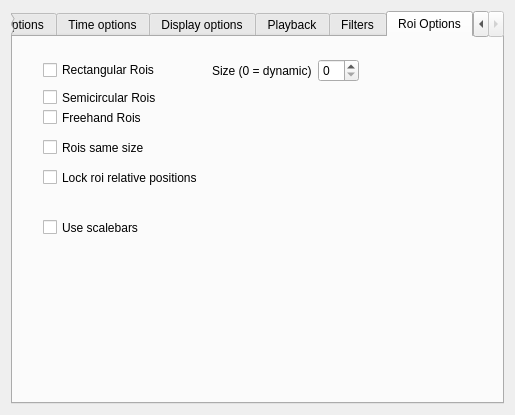
Before: the Qt Designer form ProcessOptionsGui.ui in fedeceri85/robopy2, drawn with Qt 5.
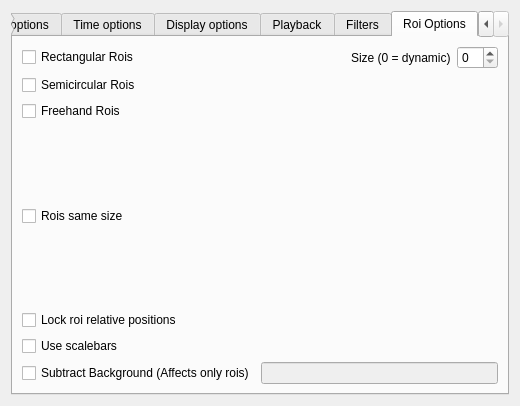
After: the same form once the commit is applied. The open tabs and pages were chosen to show the change.

Commit message: Background subtraction implemented

Patch:
```diff
--- a/ProcessOptionsGui.ui
+++ b/ProcessOptionsGui.ui
@@ -6,15 +6,15 @@
    <rect>
     <x>0</x>
     <y>0</y>
-    <width>515</width>
-    <height>415</height>
+    <width>520</width>
+    <height>406</height>
    </rect>
   </property>
   <property name="windowTitle">
    <string>Dialog</string>
   </property>
-  <layout class="QVBoxLayout" name="verticalLayout">
-   <item>
+  <layout class="QGridLayout" name="gridLayout_3">
+   <item row="0" column="0">
     <widget class="QTabWidget" name="PO_TabWidget">
      <property name="currentIndex">
       <number>0</number>
@@ -987,28 +987,8 @@
       <attribute name="title">
        <string>Roi Options</string>
       </attribute>
-      <widget class="QCheckBox" name="roiSameSizeCheckBox">
-       <property name="geometry">
-        <rect>
-         <x>30</x>
-         <y>100</y>
-         <width>153</width>
-         <height>21</height>
-        </rect>
-       </property>
-       <property name="text">
-        <string>Rois same size</string>
-       </property>
-      </widget>
-      <widget class="QWidget" name="layoutWidget">
-       <property name="geometry">
-        <rect>
-         <x>30</x>
-         <y>20</y>
-         <width>316</width>
-         <height>27</height>
-        </rect>
-       </property>
+      <layout class="QVBoxLayout" name="verticalLayout">
+       <item>
        <layout class="QHBoxLayout" name="horizontalLayout_20">
         <item>
          <widget class="QCheckBox" name="rectangularRoisCheckBox">
@@ -1048,29 +1028,9 @@
          </layout>
         </item>
        </layout>
-      </widget>
-      <widget class="QCheckBox" name="lockRoiPositionCheckBox">
-       <property name="geometry">
-        <rect>
-         <x>30</x>
-         <y>130</y>
-         <width>191</width>
-         <height>21</height>
-        </rect>
-       </property>
-       <property name="text">
-        <string>Lock roi relative positions</string>
-       </property>
-      </widget>
+       </item>
+       <item>
       <widget class="QCheckBox" name="semicircularRoisCheckBox">
-       <property name="geometry">
-        <rect>
-         <x>30</x>
-         <y>50</y>
-         <width>119</width>
-         <height>21</height>
-        </rect>
-       </property>
        <property name="text">
         <string>Semicircular Rois</string>
        </property>
@@ -1078,15 +1038,9 @@
         <string notr="true">buttonGroup</string>
        </attribute>
       </widget>
+       </item>
+       <item>
       <widget class="QCheckBox" name="freehandRoisCheckBox">
-       <property name="geometry">
-        <rect>
-         <x>30</x>
-         <y>70</y>
-         <width>119</width>
-         <height>21</height>
-        </rect>
-       </property>
        <property name="text">
         <string>Freehand Rois</string>
        </property>
@@ -1094,19 +1048,73 @@
         <string notr="true">buttonGroup</string>
        </attribute>
       </widget>
+       </item>
+       <item>
+        <spacer name="verticalSpacer_4">
+         <property name="orientation">
+          <enum>Qt::Vertical</enum>
+         </property>
+         <property name="sizeHint" stdset="0">
+          <size>
+           <width>20</width>
+           <height>66</height>
+          </size>
+         </property>
+        </spacer>
+       </item>
+       <item>
+        <widget class="QCheckBox" name="roiSameSizeCheckBox">
+         <property name="text">
+          <string>Rois same size</string>
+         </property>
+        </widget>
+       </item>
+       <item>
+        <spacer name="verticalSpacer_5">
+         <property name="orientation">
+          <enum>Qt::Vertical</enum>
+         </property>
+         <property name="sizeHint" stdset="0">
+          <size>
+           <width>20</width>
+           <height>65</height>
+          </size>
+         </property>
+        </spacer>
+       </item>
+       <item>
+        <widget class="QCheckBox" name="lockRoiPositionCheckBox">
+         <property name="text">
+          <string>Lock roi relative positions</string>
+         </property>
+        </widget>
+       </item>
+       <item>
       <widget class="QCheckBox" name="scaleBarsCheckBox">
-       <property name="geometry">
-        <rect>
-         <x>30</x>
-         <y>180</y>
-         <width>191</width>
-         <height>21</height>
-        </rect>
-       </property>
        <property name="text">
         <string>Use scalebars</string>
        </property>
       </widget>
+       </item>
+       <item>
+        <layout class="QHBoxLayout" name="horizontalLayout_26">
+         <item>
+          <widget class="QCheckBox" name="subBackCheckBox">
+           <property name="text">
+            <string>Subtract Background (Affects only rois)</string>
+           </property>
+          </widget>
+         </item>
+         <item>
+          <widget class="QLineEdit" name="subBackLineEdit">
+           <property name="enabled">
+            <bool>false</bool>
+           </property>
+          </widget>
+         </item>
+        </layout>
+       </item>
+      </layout>
      </widget>
     </widget>
    </item>
```
Left out of the diff: 9 changed lines with no effect on the pictures. Lines whose indentation alone changed are shown as unchanged. The commit also changes 8 other files.
